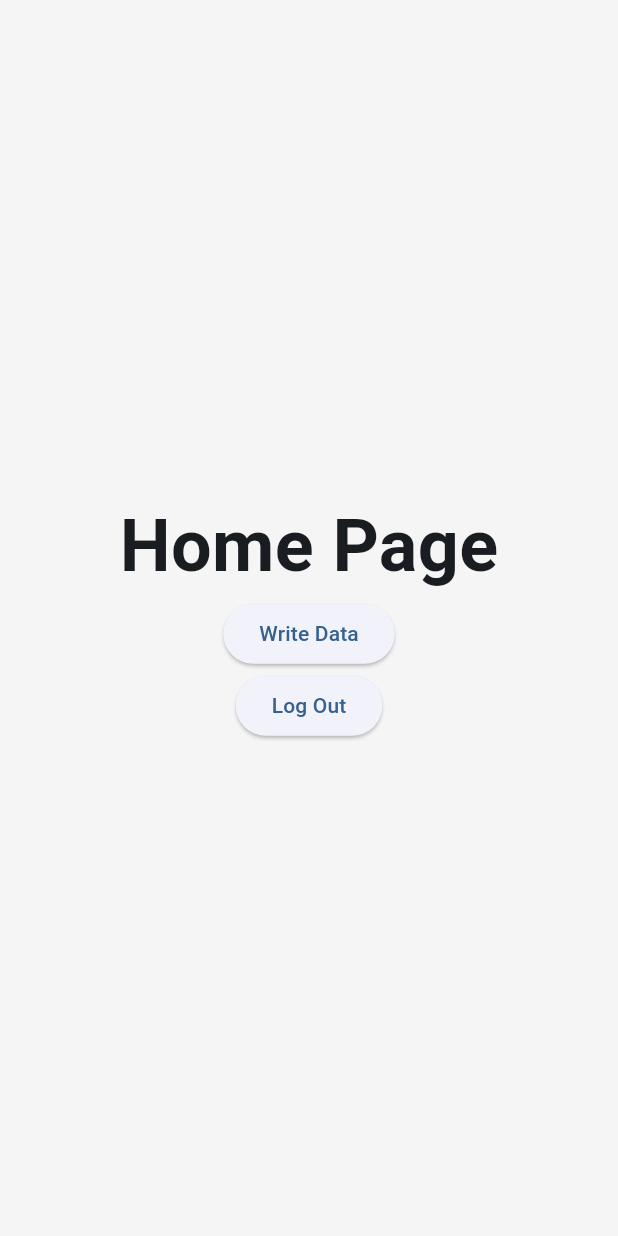
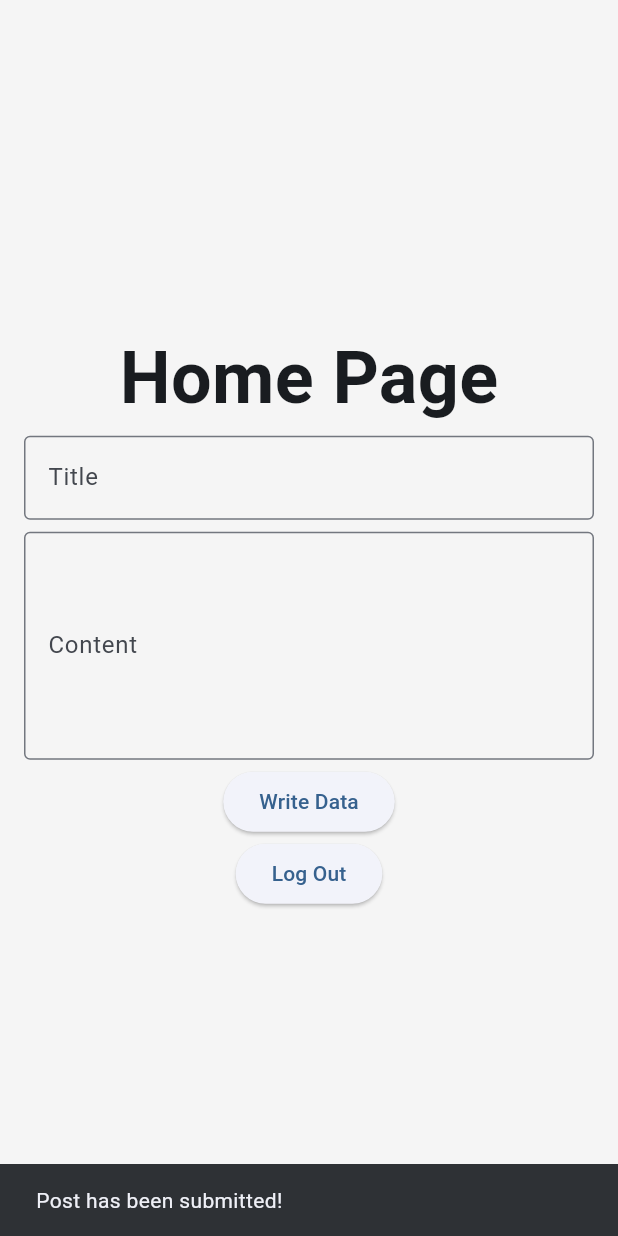
Before and after one commit to giociudadano/echo, a Flutter app: the HomePage screen opened directly, after a tap on "Write Data", on a phone screen of 412 x 824 dp. Run offline on Flutter 3.47's test engine with Material 2 defaults, Android fonts, the phone set to English and light mode, and no system bars; our stand-ins replace firebase_auth, firebase_core, firebase_database; accounts and stored records are empty.

Commit message:
Implements post title and content write

```diff
--- a/lib/gui/home.dart
+++ b/lib/gui/home.dart
@@ -1,7 +1,11 @@
 part of main;
 
 class HomePage extends StatelessWidget {
-  const HomePage({super.key});
+  final GlobalKey<FormState> _formKey = GlobalKey<FormState>();
+  final _inputTitle = TextEditingController();
+  final _inputContent = TextEditingController();
+
+  HomePage({super.key});
 
   @override
   Widget build(BuildContext context) {
@@ -15,11 +19,49 @@ class HomePage extends StatelessWidget {
               const Text('Home Page',
                   style: TextStyle(fontWeight: FontWeight.w700, fontSize: 48,)
               ),
-              ElevatedButton(
-                onPressed: () {
-                  _writeData();
-                },
-                child: const Text('Write Data'),
+              Form(
+                key: _formKey,
+                child: Column(
+                  children: [
+                    Padding(
+                      padding: const EdgeInsets.symmetric(horizontal: 16, vertical: 4),
+                      child: TextFormField(
+                        controller: _inputTitle,
+                        decoration: const InputDecoration(
+                          border: OutlineInputBorder(),
+                          labelText: 'Title',
+                          hintText: 'Enter title',
+                        ),
+                        validator: (String? value) {
+                          return _verifyTitle(value);
+                        },
+                      ),
+                    ),
+                    Padding(
+                      padding: const EdgeInsets.symmetric(horizontal: 16, vertical: 4),
+                      child: TextFormField(
+                        controller: _inputContent,
+                        keyboardType: TextInputType.multiline,
+                        minLines: 5,
+                        maxLines: 5,
+                        decoration: const InputDecoration(
+                          border: OutlineInputBorder(),
+                          labelText: 'Content',
+                          hintText: 'Enter additional information here.',
+                        ),
+                        validator: (String? value) {
+                          return _verifyContent(value);
+                        },
+                      ),
+                    ),
+                    ElevatedButton(
+                      onPressed: () {
+                        _writePost(context, _inputTitle.text, _inputContent.text);
+                      },
+                      child: const Text('Write Data'),
+                    ),
+                  ],
+                ),
               ),
               ElevatedButton(
                 onPressed: () {
@@ -49,16 +91,32 @@ class HomePage extends StatelessWidget {
     Navigator.pushAndRemoveUntil(context, MaterialPageRoute(builder: (context) => LoginPage()), (route) => false);
   }
 
-  void _writeData() async {
-    DatabaseReference ref = FirebaseDatabase.instance.ref("users/123");
+  void _writePost(BuildContext context, title, content) {
+    try {
+      DatabaseReference ref = FirebaseDatabase.instance.ref("Posts");
+      ref.push().update({
+        'title': title,
+        'content': content,
+      });
+      ScaffoldMessenger.of(context).showSnackBar(const SnackBar(
+        content: Text("Post has been submitted!"),
+      ));
+    } catch (e) {
+      ScaffoldMessenger.of(context).showSnackBar(const SnackBar(
+        content: Text("There was an error submitting your post. Please try again later."),
+      ));
+    }
+  }
 
-    await ref.set({
-      "name": "John",
-      "age": 18,
-      "address": {
-        "line1": "100 Mountain View"
-      }
-    });
+  _verifyTitle(String? value) {
+    if (value == null || value.isEmpty) {
+      return 'Please enter a title';
+    }
+    return null;
+  }
+
+  _verifyContent(String? value) {
+    return null;
   }
 
 }
--- a/lib/gui/signup.dart
+++ b/lib/gui/signup.dart
@@ -60,7 +60,7 @@ class SignupPage extends StatelessWidget {
                           ElevatedButton(
                             onPressed: () {
                               if (_formKey.currentState!.validate()) {
-                                _addUser(context);
+                                _addUser(context, _inputEmail.text, _inputPassword.text);
                               }
                             },
                             child: const Text('Submit'),
@@ -98,11 +98,11 @@ class SignupPage extends StatelessWidget {
     return null;
   }
 
-  _addUser(BuildContext context) async {
+  _addUser(BuildContext context, email, password) async {
     try {
       await FirebaseAuth.instance.createUserWithEmailAndPassword(
-        email: _inputEmail.text,
-        password: _inputPassword.text,
+        email: email,
+        password: password,
       );
       ScaffoldMessenger.of(context).showSnackBar(const SnackBar(
         content: Text("Account has been created!"),
--- a/lib/main.dart
+++ b/lib/main.dart
@@ -7,7 +7,6 @@ import 'package:firebase_auth/firebase_auth.dart';
 import 'package:firebase_database/firebase_database.dart';
 
 import 'package:bullet/firebase_options.dart';
-
 part 'gui/login.dart';
 part 'gui/signup.dart';
 part 'gui/home.dart';
```
Also changed, not shown: package-lock.json (added).
